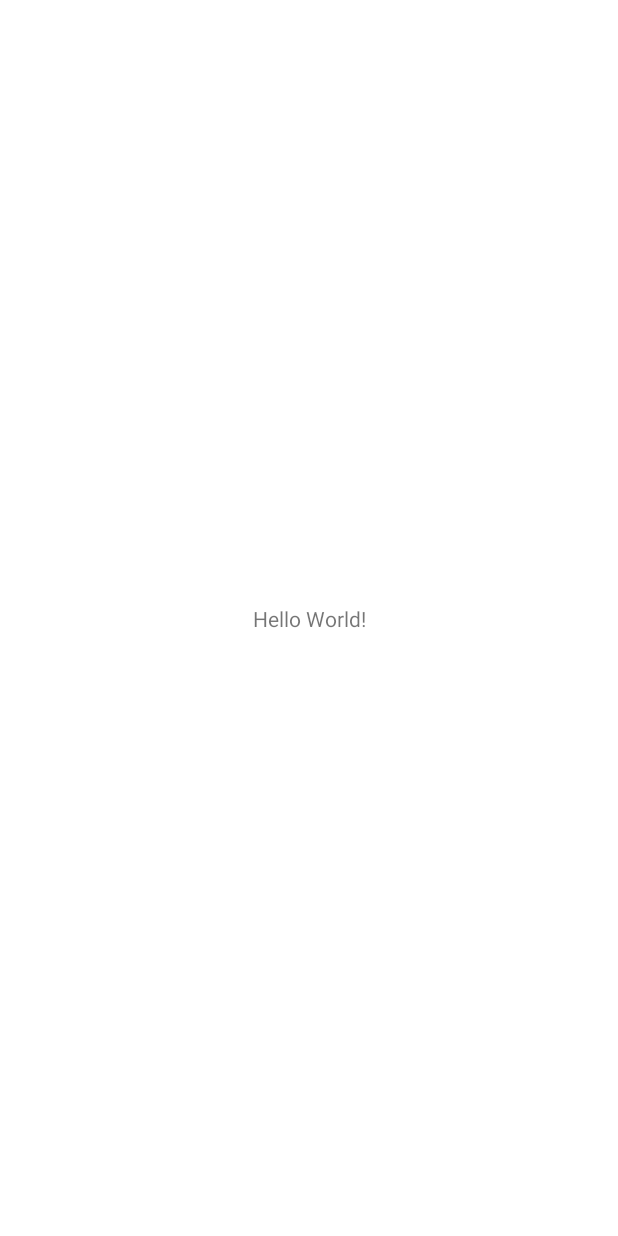
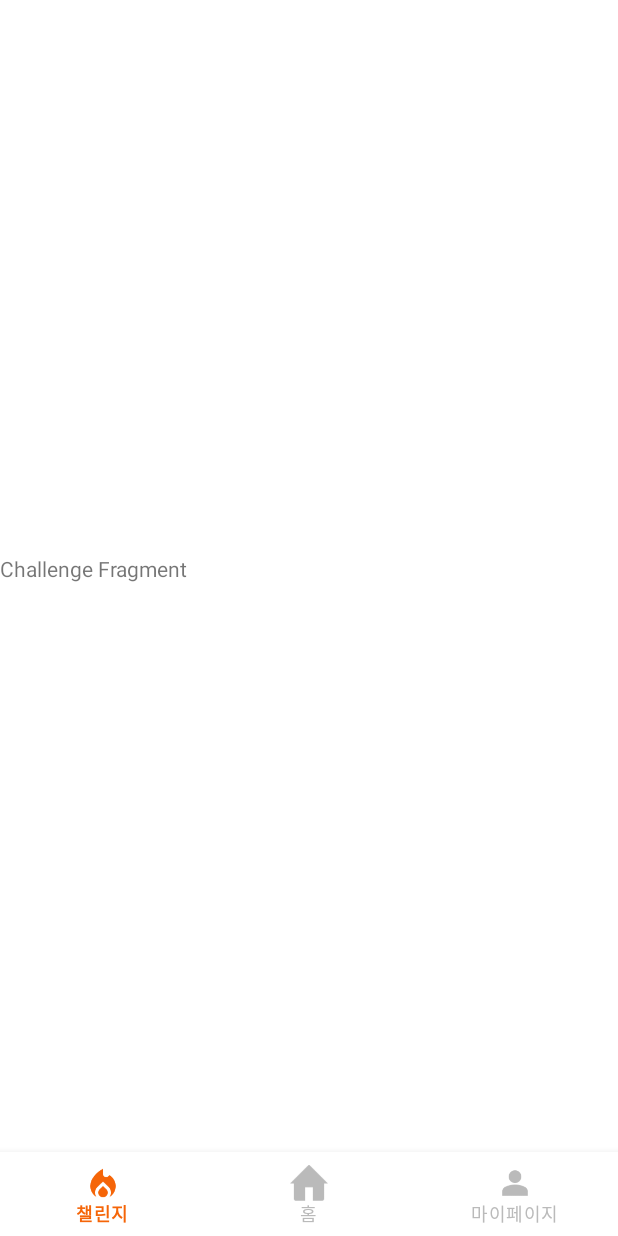
Before and after one commit to Kusitms-Tikkle/tikkle-AOS, an Android app: the screen it shows after launch (MainActivity), on a phone screen of 412 x 824 dp. Before the commit the screen is almost empty. Run offline under Robolectric (Android 15) with nearby library versions, the phone set to English and light mode, and no system bars; our stand-ins replace data binding.

Commit message:
feature : bottom navigation

```diff
--- a/app/src/main/java/com/team7/tikkle/MainActivity.kt
+++ b/app/src/main/java/com/team7/tikkle/MainActivity.kt
@@ -2,11 +2,53 @@ package com.team7.tikkle
 
 import androidx.appcompat.app.AppCompatActivity
 import android.os.Bundle
+import androidx.databinding.DataBindingUtil
+import com.team7.tikkle.databinding.ActivityMainBinding
+import com.team7.tikkle.view.ChallengeFragment
+import com.team7.tikkle.view.HomeFragment
+import com.team7.tikkle.view.MypageFragment
 
 class MainActivity : AppCompatActivity() {
+
+    lateinit var binding: ActivityMainBinding
     override fun onCreate(savedInstanceState: Bundle?) {
         super.onCreate(savedInstanceState)
-        setContentView(R.layout.activity_main)
-        // 머지용
+        binding = ActivityMainBinding.inflate(layoutInflater)
+        setContentView(binding.root)
+
+        initBottomNavigation()
+    }
+
+    private fun initBottomNavigation(){
+
+        supportFragmentManager.beginTransaction()
+            .replace(R.id.main_frm, ChallengeFragment())
+            .commitAllowingStateLoss()
+
+        binding.mainBnv.setOnItemSelectedListener{ item ->
+            when (item.itemId) {
+                R.id.challengeFragment -> {
+                    supportFragmentManager.beginTransaction()
+                        .replace(R.id.main_frm, ChallengeFragment())
+                        .commitAllowingStateLoss()
+                    return@setOnItemSelectedListener true
+                }
+
+                R.id.homeFragment -> {
+                    supportFragmentManager.beginTransaction()
+                        .replace(R.id.main_frm, HomeFragment())
+                        .commitAllowingStateLoss()
+                    return@setOnItemSelectedListener true
+                }
+
+                R.id.mypageFragment -> {
+                    supportFragmentManager.beginTransaction()
+                        .replace(R.id.main_frm, MypageFragment())
+                        .commitAllowingStateLoss()
+                    return@setOnItemSelectedListener true
+                }
+            }
+            false
+        }
     }
 }
--- /dev/null
+++ b/app/src/main/java/com/team7/tikkle/view/ChallengeFragment.kt
@@ -0,0 +1,29 @@
+package com.team7.tikkle.view
+
+import android.os.Bundle
+import androidx.fragment.app.Fragment
+import android.view.LayoutInflater
+import android.view.View
+import android.view.ViewGroup
+import com.team7.tikkle.R
+import com.team7.tikkle.databinding.FragmentChallengeBinding
+
+class ChallengeFragment : Fragment() {
+
+    lateinit var binding: FragmentChallengeBinding
+
+    override fun onCreate(savedInstanceState: Bundle?) {
+        super.onCreate(savedInstanceState)
+
+    }
+
+    override fun onCreateView(
+        inflater: LayoutInflater, container: ViewGroup?,
+        savedInstanceState: Bundle?
+    ): View? {
+        // Inflate the layout for this fragment
+        return inflater.inflate(R.layout.fragment_challenge, container, false)
+    }
+
+
+}
--- /dev/null
+++ b/app/src/main/res/drawable-v24/btm_color_selector.xml
@@ -0,0 +1,5 @@
+<?xml version="1.0" encoding="utf-8"?>
+<selector xmlns:android="http://schemas.android.com/apk/res/android">
+    <item android:color="@color/orange_100" android:state_checked="true" />
+    <item android:color="#BABABA" />
+</selector>
--- a/app/src/main/res/layout/activity_main.xml
+++ b/app/src/main/res/layout/activity_main.xml
@@ -1,18 +1,32 @@
 <?xml version="1.0" encoding="utf-8"?>
-<androidx.constraintlayout.widget.ConstraintLayout xmlns:android="http://schemas.android.com/apk/res/android"
+<layout xmlns:android="http://schemas.android.com/apk/res/android"
     xmlns:app="http://schemas.android.com/apk/res-auto"
-    xmlns:tools="http://schemas.android.com/tools"
+    xmlns:tools="http://schemas.android.com/tools">
+    <androidx.constraintlayout.widget.ConstraintLayout
         android:layout_width="match_parent"
         android:layout_height="match_parent"
         tools:context=".MainActivity">
 
-    <TextView
-        android:layout_width="wrap_content"
+        <FrameLayout
+            android:id="@+id/main_frm"
+            android:layout_width="match_parent"
+            android:layout_height="0dp"
+            app:layout_constraintBottom_toTopOf="@id/main_bnv"
+            app:layout_constraintTop_toTopOf="parent" >
+        </FrameLayout>
+
+        <com.google.android.material.bottomnavigation.BottomNavigationView
+            android:id="@+id/main_bnv"
+            android:layout_width="match_parent"
             android:layout_height="wrap_content"
-        android:text="Hello World!"
+            app:itemIconSize="25dp"
+            app:itemIconTint="@drawable/btm_color_selector"
+            app:itemTextColor="@drawable/btm_color_selector"
+            app:labelVisibilityMode="labeled"
             app:layout_constraintBottom_toBottomOf="parent"
             app:layout_constraintEnd_toEndOf="parent"
             app:layout_constraintStart_toStartOf="parent"
-        app:layout_constraintTop_toTopOf="parent" />
+            app:menu="@menu/bottom_nav_menu" />
 
     </androidx.constraintlayout.widget.ConstraintLayout>
+</layout>
--- /dev/null
+++ b/app/src/main/res/layout/fragment_challenge.xml
@@ -0,0 +1,22 @@
+<?xml version="1.0" encoding="utf-8"?>
+<layout xmlns:android="http://schemas.android.com/apk/res/android"
+    xmlns:app="http://schemas.android.com/apk/res-auto"
+    xmlns:tools="http://schemas.android.com/tools">
+    <androidx.constraintlayout.widget.ConstraintLayout
+        android:layout_width="match_parent"
+        android:layout_height="match_parent"
+        tools:context=".view.ChallengeFragment">
+
+
+        <TextView
+            android:layout_width="match_parent"
+            android:layout_height="30dp"
+            android:text="Challenge Fragment"
+            app:layout_constraintBottom_toBottomOf="parent"
+            app:layout_constraintEnd_toEndOf="parent"
+            app:layout_constraintStart_toStartOf="parent"
+            app:layout_constraintTop_toTopOf="parent" />
+
+
+    </androidx.constraintlayout.widget.ConstraintLayout>
+</layout>
--- /dev/null
+++ b/app/src/main/res/menu/bottom_nav_menu.xml
@@ -0,0 +1,23 @@
+<?xml version="1.0" encoding="utf-8"?>
+<menu xmlns:tools="http://schemas.android.com/tools"
+    xmlns:android="http://schemas.android.com/apk/res/android"
+    xmlns:app="http://schemas.android.com/apk/res-auto">
+
+    <item
+        android:id="@+id/challengeFragment"
+        android:icon="@drawable/ic_bottom_challenge_no_select"
+        app:showAsAction="always"
+        android:enabled="true"
+        android:title="챌린지"
+        tools:ignore="AlwaysShowAction" />
+    <item
+        android:id="@+id/homeFragment"
+        android:icon="@drawable/ic_bottom_home_no_select"
+        app:showAsAction="always"
+        android:title="홈" />
+    <item
+        android:id="@+id/mypageFragment"
+        android:icon="@drawable/ic_bottom_mypage_no_select"
+        app:showAsAction="always"
+        android:title="마이페이지" />
+</menu>
--- a/app/src/main/res/values/strings.xml
+++ b/app/src/main/res/values/strings.xml
@@ -1,3 +1,5 @@
 <resources>
     <string name="app_name">Tikkle</string>
+    <!-- TODO: Remove or change this placeholder text -->
+    <string name="hello_blank_fragment">Hello blank fragment</string>
 </resources>
--- a/build.gradle
+++ b/build.gradle
@@ -1,6 +1,7 @@
 // Top-level build file where you can add configuration options common to all sub-projects/modules.
 plugins {
-    id 'com.android.application' version '7.3.0' apply false
-    id 'com.android.library' version '7.3.0' apply false
+    id 'com.android.application' version '7.4.2' apply false
+    id 'com.android.library' version '7.4.2' apply false
     id 'org.jetbrains.kotlin.android' version '1.7.10' apply false
+    id 'androidx.navigation.safeargs' version '2.5.3' apply false
 }
```
Also changed, not shown: app/build.gradle (+8 -1 lines), app/src/main/java/com/team7/tikkle/view/HomeFragment.kt (added, +26 -0 lines), app/src/main/java/com/team7/tikkle/view/MypageFragment.kt (added, +26 -0 lines), app/src/main/res/layout/fragment_home.xml (added, +16 -0 lines), app/src/main/res/layout/fragment_mypage.xml (added, +16 -0 lines), app/src/main/res/navigation/home_nav_graph.xml (added, +7 -0 lines), app/src/main/res/drawable-v24/ic_bottom_challenge_no_select.png (added), app/src/main/res/drawable-v24/ic_bottom_home_no_select.png (added), app/src/main/res/drawable-v24/ic_bottom_mypage_no_select.png (added), gradle/wrapper/gradle-wrapper.properties. Lines whose indentation alone changed are shown as unchanged.
